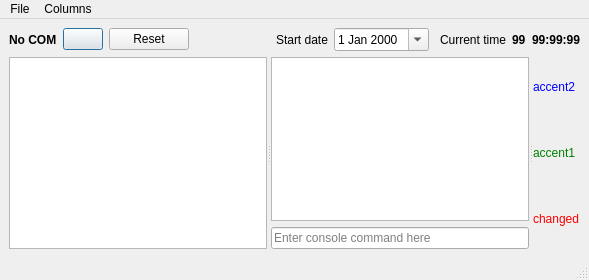
Above: MeshConsole/MeshConsole.ui from Kreyl/armlet before the change. Below: the same form after it.
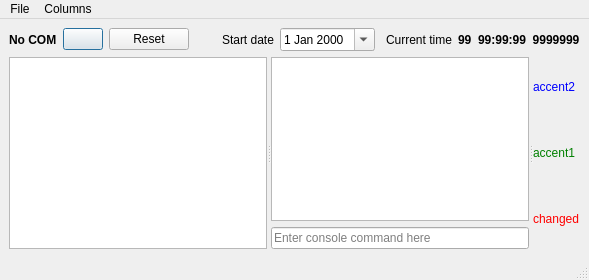
That is the form after the change. Icons and pictures are not drawn. Custom widgets are drawn as their Qt base class.

Commit message: Cycle number added to current time indicator

Patch:
```diff
--- a/MeshConsole/MeshConsole.ui
+++ b/MeshConsole/MeshConsole.ui
@@ -120,7 +120,7 @@
          <string>Time</string>
         </property>
         <property name="text">
-         <string>99  99:99:99</string>
+         <string>99  99:99:99  9999999</string>
         </property>
        </widget>
       </item>
```
The commit also changes 1 other file.
